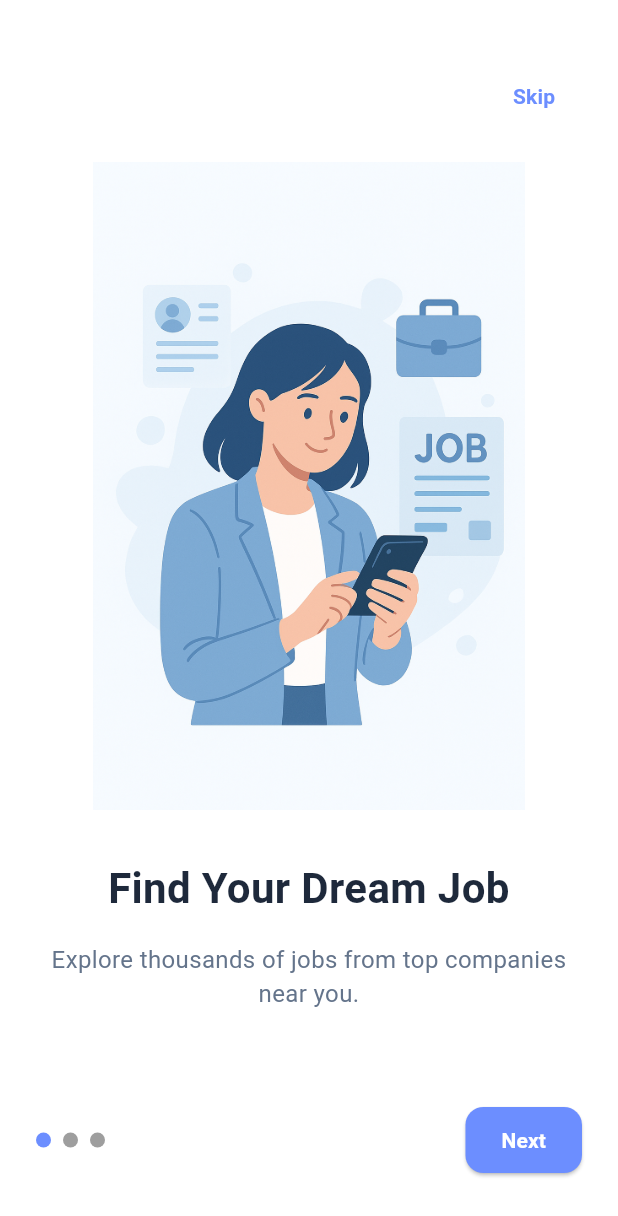
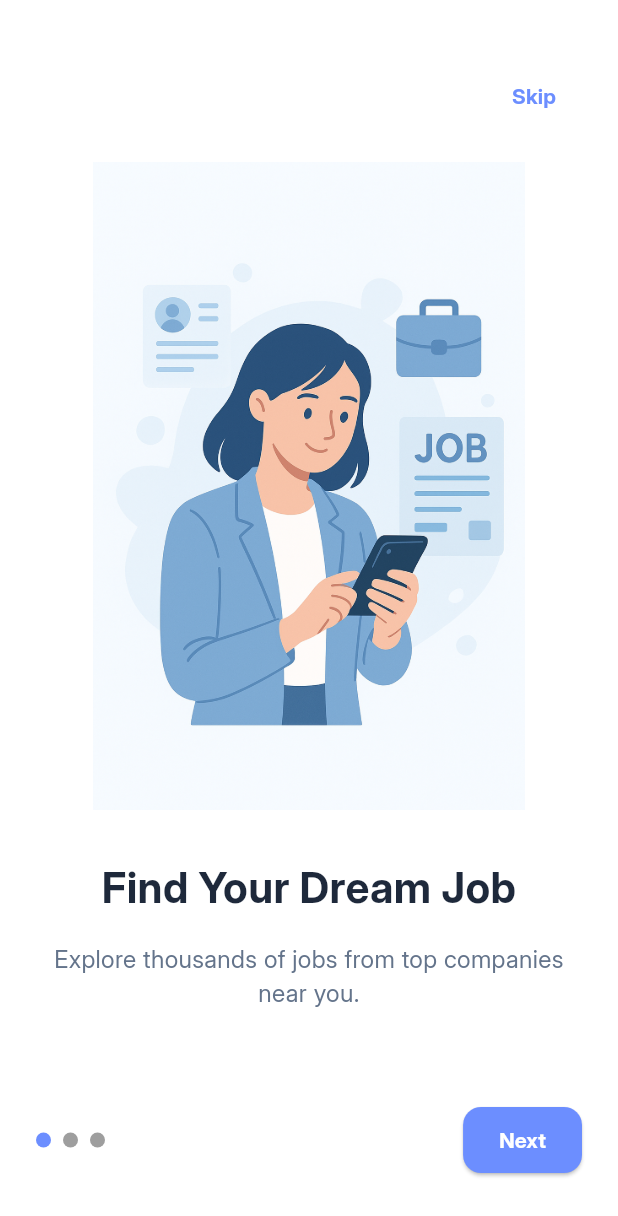
Before and after one commit to Yogesh25900/jobmitra_flutter, a Flutter app: the screen it shows after launch, on a phone screen of 412 x 824 dp. Shown: the top 1216 px of the screen. Run offline on Flutter 3.47's test engine with Material 3 defaults, Android fonts, the light colour scheme and no system bars; drawn by our look-alikes of smooth_page_indicator; our stand-ins replace font_awesome_flutter.

Commit message:
add global font to UI

```diff
--- a/lib/theme/app_theme.dart
+++ b/lib/theme/app_theme.dart
@@ -1,193 +1,111 @@
 import 'package:flutter/material.dart';
 
-/// Centralizes app theme definitions for clean architecture layering.
 class AppTheme {
   const AppTheme._();
 
-  // Color Palette
-  static const Color _primaryBlue = Color(0xFF2196F3);
-  static const Color _primaryPurple = Color(0xFF673AB7);
-  static const Color _primaryGreen = Color(0xFF4CAF50);
-  static const Color _darkBackground = Color(0xFF121212);
-  static const Color _darkSurface = Color(0xFF1E1E1E);
+  // Colors
+  static const Color primaryBlue = Color(0xFF2196F3);
+  static const Color primaryPurple = Color(0xFF673AB7);
+  static const Color primaryGreen = Color(0xFF4CAF50);
+  static const Color darkBackground = Color(0xFF121212);
+  static const Color darkSurface = Color(0xFF1E1E1E);
 
-  static ThemeData get light => ThemeData(
-        useMaterial3: true,
-        brightness: Brightness.light,
-        primaryColor: _primaryBlue,
-        scaffoldBackgroundColor: Colors.white,
-        colorScheme: ColorScheme.light(
-          primary: _primaryBlue,
-          secondary: Colors.blueAccent,
-          surface: Colors.white,
-          error: Colors.red,
-        ),
-        appBarTheme: const AppBarTheme(
-          backgroundColor: Colors.white,
-          foregroundColor: Colors.black87,
-          elevation: 0,
-          centerTitle: true,
-          iconTheme: IconThemeData(color: Colors.black87),
-        ),
-        elevatedButtonTheme: ElevatedButtonThemeData(
-          style: ElevatedButton.styleFrom(
-            backgroundColor: _primaryBlue,
-            foregroundColor: Colors.white,
-            padding: const EdgeInsets.symmetric(horizontal: 24, vertical: 12),
-            shape: RoundedRectangleBorder(
-              borderRadius: BorderRadius.circular(12),
-            ),
-          ),
-        ),
-        cardTheme: CardThemeData(
-          elevation: 2,
-          shape: RoundedRectangleBorder(
-            borderRadius: BorderRadius.circular(12),
-          ),
-        ),
-        inputDecorationTheme: InputDecorationTheme(
+  // Font
+  static const String fontFamily = 'Inter';
+
+  // Helpers
+  static CardThemeData _cardTheme({double elevation = 2, Color? color}) => CardThemeData(
+        elevation: elevation,
+        color: color,
+        shape: RoundedRectangleBorder(borderRadius: BorderRadius.circular(12)),
+      );
+
+  static InputDecorationTheme _inputDecoration({Color? fillColor}) => InputDecorationTheme(
         filled: true,
-          fillColor: Colors.grey[100],
+        fillColor: fillColor,
         border: OutlineInputBorder(
           borderRadius: BorderRadius.circular(12),
           borderSide: BorderSide.none,
         ),
         contentPadding: const EdgeInsets.symmetric(horizontal: 16, vertical: 14),
-        ),
       );
 
-  static ThemeData get dark => ThemeData(
+  static ThemeData _buildTheme({
+    required Brightness brightness,
+    required Color primary,
+    required Color scaffoldBg,
+    Color? cardColor,
+    Color? inputFill,
+  }) =>
+      ThemeData(
         useMaterial3: true,
-        brightness: Brightness.dark,
-        primaryColor: _primaryBlue,
-        scaffoldBackgroundColor: _darkBackground,
-        colorScheme: ColorScheme.dark(
-          primary: _primaryBlue,
-          secondary: Colors.blueAccent,
-          surface: _darkSurface,
-          error: Colors.redAccent,
+        brightness: brightness,
+        primaryColor: primary,
+        fontFamily: fontFamily,
+        scaffoldBackgroundColor: scaffoldBg,
+        colorScheme: brightness == Brightness.light
+            ? ColorScheme.light(
+                primary: primary,
+                secondary: primary,
+                surface: cardColor ?? Colors.white,
+              )
+            : ColorScheme.dark(
+                primary: primary,
+                secondary: primary,
+                surface: cardColor ?? darkSurface,
               ),
         appBarTheme: AppBarTheme(
-          backgroundColor: _darkSurface,
-          foregroundColor: Colors.white,
+          backgroundColor: scaffoldBg,
+          foregroundColor: brightness == Brightness.light ? Colors.black87 : Colors.white,
           elevation: 0,
           centerTitle: true,
         ),
         elevatedButtonTheme: ElevatedButtonThemeData(
           style: ElevatedButton.styleFrom(
-            backgroundColor: _primaryBlue,
+            backgroundColor: primary,
             foregroundColor: Colors.white,
             padding: const EdgeInsets.symmetric(horizontal: 24, vertical: 12),
-            shape: RoundedRectangleBorder(
-              borderRadius: BorderRadius.circular(12),
-            ),
-          ),
-        ),
-        cardTheme: CardThemeData(
-          elevation: 4,
-          color: _darkSurface,
-          shape: RoundedRectangleBorder(
-            borderRadius: BorderRadius.circular(12),
-          ),
-        ),
-        inputDecorationTheme: InputDecorationTheme(
-          filled: true,
-          fillColor: _darkSurface,
-          border: OutlineInputBorder(
-            borderRadius: BorderRadius.circular(12),
-            borderSide: BorderSide.none,
-          ),
-          contentPadding: const EdgeInsets.symmetric(horizontal: 16, vertical: 14),
-        ),
-      );
-
-  static ThemeData get purple => ThemeData(
-        useMaterial3: true,
-        brightness: Brightness.light,
-        primaryColor: _primaryPurple,
-        scaffoldBackgroundColor: Colors.white,
-        colorScheme: ColorScheme.light(
-          primary: _primaryPurple,
-          secondary: Colors.deepPurpleAccent,
-          surface: Colors.white,
-          error: Colors.red,
-        ),
-        appBarTheme: const AppBarTheme(
-          backgroundColor: Colors.white,
-          foregroundColor: Colors.black87,
-          elevation: 0,
-          centerTitle: true,
-          iconTheme: IconThemeData(color: Colors.black87),
-        ),
-        elevatedButtonTheme: ElevatedButtonThemeData(
-          style: ElevatedButton.styleFrom(
-            backgroundColor: _primaryPurple,
-            foregroundColor: Colors.white,
-            padding: const EdgeInsets.symmetric(horizontal: 24, vertical: 12),
-            shape: RoundedRectangleBorder(
-              borderRadius: BorderRadius.circular(12),
-            ),
+            shape: RoundedRectangleBorder(borderRadius: BorderRadius.circular(12)),
           ),
         ),
         cardTheme: CardThemeData(
           elevation: 2,
-          shape: RoundedRectangleBorder(
-            borderRadius: BorderRadius.circular(12),
+          color: cardColor,
+          shape: RoundedRectangleBorder(borderRadius: BorderRadius.circular(12)),
         ),
-        ),
-        inputDecorationTheme: InputDecorationTheme(
-          filled: true,
-          fillColor: Colors.deepPurple[50],
-          border: OutlineInputBorder(
-            borderRadius: BorderRadius.circular(12),
-            borderSide: BorderSide.none,
-          ),
-          contentPadding: const EdgeInsets.symmetric(horizontal: 16, vertical: 14),
-        ),
+        inputDecorationTheme: _inputDecoration(fillColor: inputFill),
       );
 
-  static ThemeData get green => ThemeData(
-        useMaterial3: true,
+  // Themes
+  static ThemeData light = _buildTheme(
     brightness: Brightness.light,
-        primaryColor: _primaryGreen,
-        scaffoldBackgroundColor: Colors.white,
-        colorScheme: ColorScheme.light(
-          primary: _primaryGreen,
-          secondary: Colors.lightGreenAccent,
-          surface: Colors.white,
-          error: Colors.red,
-        ),
-        appBarTheme: const AppBarTheme(
-          backgroundColor: Colors.white,
-          foregroundColor: Colors.black87,
-          elevation: 0,
-          centerTitle: true,
-          iconTheme: IconThemeData(color: Colors.black87),
-        ),
-        elevatedButtonTheme: ElevatedButtonThemeData(
-          style: ElevatedButton.styleFrom(
-            backgroundColor: _primaryGreen,
-            foregroundColor: Colors.white,
-            padding: const EdgeInsets.symmetric(horizontal: 24, vertical: 12),
-            shape: RoundedRectangleBorder(
-              borderRadius: BorderRadius.circular(12),
-            ),
-          ),
-        ),
-        cardTheme: CardThemeData(
-          elevation: 2,
-          shape: RoundedRectangleBorder(
-            borderRadius: BorderRadius.circular(12),
-          ),
-        ),
-        inputDecorationTheme: InputDecorationTheme(
-          filled: true,
-          fillColor: Colors.green[50],
-          border: OutlineInputBorder(
-            borderRadius: BorderRadius.circular(12),
-            borderSide: BorderSide.none,
-          ),
-          contentPadding: const EdgeInsets.symmetric(horizontal: 16, vertical: 14),
-        ),
+    primary: primaryBlue,
+    scaffoldBg: Colors.white,
+    cardColor: Colors.white,
+    inputFill: Colors.grey[100],
+  );
+
+  static ThemeData dark = _buildTheme(
+    brightness: Brightness.dark,
+    primary: primaryBlue,
+    scaffoldBg: darkBackground,
+    cardColor: darkSurface,
+    inputFill: darkSurface,
+  );
+
+  static ThemeData purple = _buildTheme(
+    brightness: Brightness.light,
+    primary: primaryPurple,
+    scaffoldBg: Colors.white,
+    cardColor: Colors.white,
+    inputFill: Colors.deepPurple[50],
+  );
+
+  static ThemeData green = _buildTheme(
+    brightness: Brightness.light,
+    primary: primaryGreen,
+    scaffoldBg: Colors.white,
+    cardColor: Colors.white,
+    inputFill: Colors.green[50],
   );
 }
```
Lines whose indentation alone changed are shown as unchanged.
